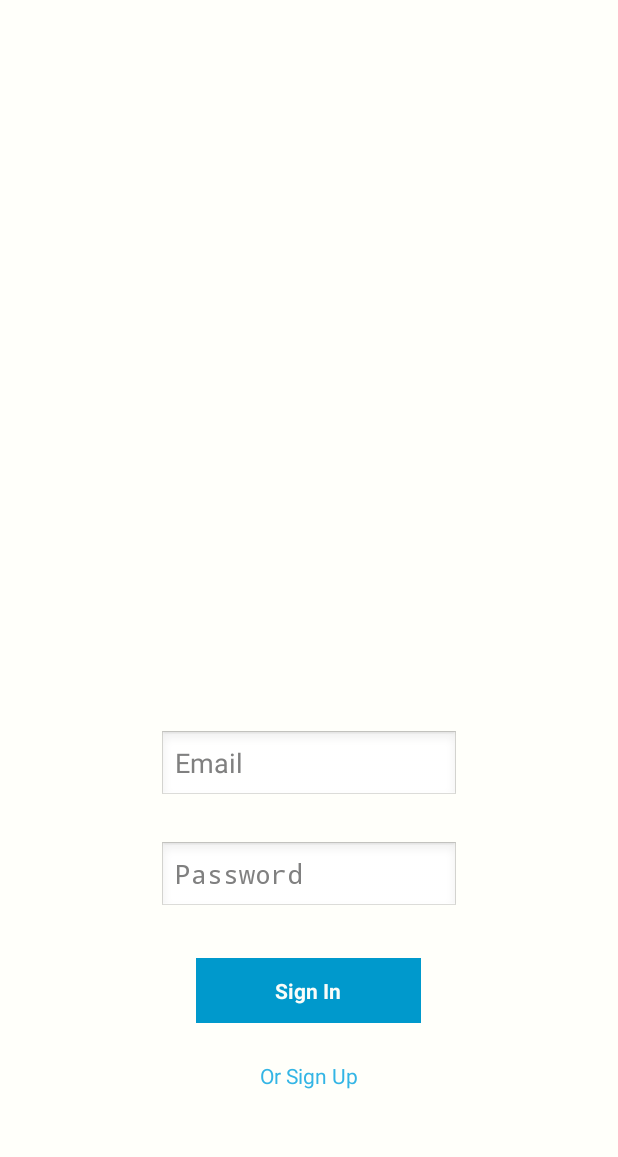
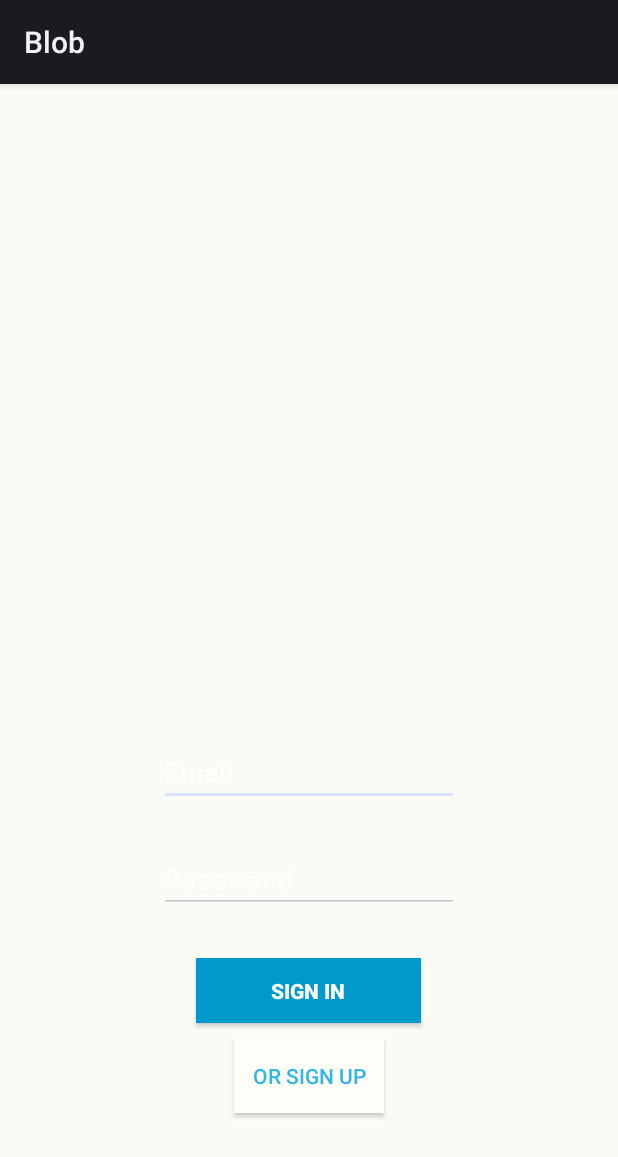
Before and after one commit to RachiketArya/MyApplication3, an Android app: the screen it shows after launch (MainActivity), on a phone screen of 412 x 824 dp. Shown: the top 1157 px of the screen. Run offline under Robolectric (Android 15) with nearby library versions, the phone set to English and light mode, and no system bars; our stand-ins replace Firebase (no records; nobody signed in at launch, a user with empty details on screens opened directly).

Commit message:
Some modifications to the files.

```diff
--- a/app/build.gradle
+++ b/app/build.gradle
@@ -25,8 +25,12 @@ dependencies {
         exclude group: 'com.android.support', module: 'support-annotations'
     })
     compile 'com.android.support:appcompat-v7:25.3.1'
+    compile 'com.android.support:design:25.3.1'
+    compile 'com.android.support:support-v4:25.3.1'
     compile 'com.android.support.constraint:constraint-layout:1.0.2'
+
     testCompile 'junit:junit:4.12'
     compile 'com.google.firebase:firebase-auth:9.2.1'
+
 }
 apply plugin: 'com.google.gms.google-services'
--- a/app/src/main/java/com/example/rachiket/myapplication/Logic/Player.java
+++ b/app/src/main/java/com/example/rachiket/myapplication/Logic/Player.java
@@ -25,14 +25,10 @@ public class Player implements PlayerInterface{
     public static boolean addedplayer=false;
     public static int playerselect;
     private String password;
-    private Rating rating_tennis;
-    private Rating rating_squash;
-    private Rating rating_tt;
-    private Rating rating_badminton;
-    public boolean tennisSelect;
-    public boolean squashSelect;
-    public boolean ttSelect;
-    public boolean badmintonSelect;
+    private sportsPlayer tennis;
+    private sportsPlayer squash;
+    private sportsPlayer tt;
+    private sportsPlayer badminton;
     // functions overriden from the interface
     public void setEmail(String s){
         email=s;
@@ -73,6 +69,10 @@ public class Player implements PlayerInterface{
     public void setProfilephoto(Uri photo){
         profilephoto=photo;
     }
+    public sportsPlayer getTennis(){return tennis;}
+    public sportsPlayer getTt(){return tt;}
+    public sportsPlayer getSquash(){return squash;}
+    public sportsPlayer getBadminton(){return badminton;}
     /*
     public Rating getRating(){
         return rating;
--- a/app/src/main/java/com/example/rachiket/myapplication/MainActivity.java
+++ b/app/src/main/java/com/example/rachiket/myapplication/MainActivity.java
@@ -25,7 +25,6 @@ public class MainActivity extends Activity {
     @Override
     protected void onCreate(Bundle savedInstanceState) {
         super.onCreate(savedInstanceState);
-        requestWindowFeature(Window.FEATURE_NO_TITLE);
         setContentView(R.layout.activity_main);
         initialiseUI();
 
--- a/app/src/main/java/com/example/rachiket/myapplication/Signup.java
+++ b/app/src/main/java/com/example/rachiket/myapplication/Signup.java
@@ -35,7 +35,6 @@ public class Signup extends AppCompatActivity {
     @Override
     protected void onCreate(Bundle savedInstanceState) {
         super.onCreate(savedInstanceState);
-        requestWindowFeature(Window.FEATURE_NO_TITLE);
         setContentView(R.layout.sign_up);
        // getSupportActionBar().setHomeButtonEnabled(true);
         // getSupportActionBar().setDisplayHomeAsUpEnabled(true);
@@ -63,7 +62,7 @@ public class Signup extends AppCompatActivity {
             dialogbox.setMessage("Do You Want To Proceed ?")
                     .setPositiveButton("Yes", new DialogInterface.OnClickListener() {
                         @Override
-                        public void onClick(DialogInterface dialog, int which) {
+                        public void onClick(DialogInterface dialog,int which) {
                             Player newplayer = new Player();
                             newplayer.setEmail(email.getText().toString());
                             newplayer.setpassword(pass.getText().toString());
--- a/app/src/main/res/layout/activity_main.xml
+++ b/app/src/main/res/layout/activity_main.xml
@@ -1,16 +1,15 @@
 <?xml version="1.0" encoding="utf-8"?>
-<RelativeLayout
-    xmlns:android="http://schemas.android.com/apk/res/android"
+<RelativeLayout xmlns:android="http://schemas.android.com/apk/res/android"
     xmlns:app="http://schemas.android.com/apk/res-auto"
-    android:orientation="vertical"
     android:layout_width="match_parent"
     android:layout_height="match_parent"
+    xmlns:tools="http://schemas.android.com/tools"
     android:paddingRight="10dp"
     android:paddingLeft="10dp"
     android:paddingTop="10dp"
     android:paddingBottom="10dp"
     android:background="@color/white"
-    >
+    tools:context="com.example.rachiket.myapplication.MainActivity">
 
 
     <EditText
--- a/app/src/main/res/layout/profilelogin.xml
+++ b/app/src/main/res/layout/profilelogin.xml
@@ -4,7 +4,7 @@
     xmlns:tools="http://schemas.android.com/tools"
     android:layout_width="match_parent"
     android:layout_height="match_parent"
-    tools:context="com.example.rachiket.myapplication.MainActivity"
+    tools:context="com.example.rachiket.myapplication.menuAfterLogin"
     android:background = "@color/white">
 
     <LinearLayout
--- a/app/src/main/res/values/colors.xml
+++ b/app/src/main/res/values/colors.xml
@@ -19,4 +19,5 @@
     <item name="black" type="color">#000000</item>
     <item name="lightorange" type="color">#F6CC98</item>
     <item name="lightred" type="color">#AFFE2222</item>
+    <item name="lightyellow" type="color">#e9e4f58e</item>
 </resources>
--- a/app/src/main/res/values/styles.xml
+++ b/app/src/main/res/values/styles.xml
@@ -1,7 +1,7 @@
 <resources>
 
     <!-- Base application theme. -->
-    <style name="AppTheme" parent="Theme.AppCompat.Light.DarkActionBar">
+    <style name="AppTheme" parent="Theme.AppCompat.Light.NoActionBar">
         <!-- Customize your theme here. -->
         <item name="colorPrimary">@color/colorPrimary</item>
         <item name="colorPrimaryDark">@color/colorPrimaryDark</item>
```
Also changed, not shown: app/src/main/AndroidManifest.xml (+6 -5 lines), app/src/main/java/com/example/rachiket/myapplication/Logic/sportsPlayer.java (added, +22 -0 lines), app/src/main/java/com/example/rachiket/myapplication/ProfileDataPackage/ProfileData.java (+30 -7 lines), app/src/main/java/com/example/rachiket/myapplication/ProfileDataPackage/SetSports.java (deleted, +0 -11 lines), app/src/main/java/com/example/rachiket/myapplication/Questionaire/QuestionaireActivity.java (added, +11 -0 lines), app/src/main/res/layout/profile.xml (+9 -1 lines).
